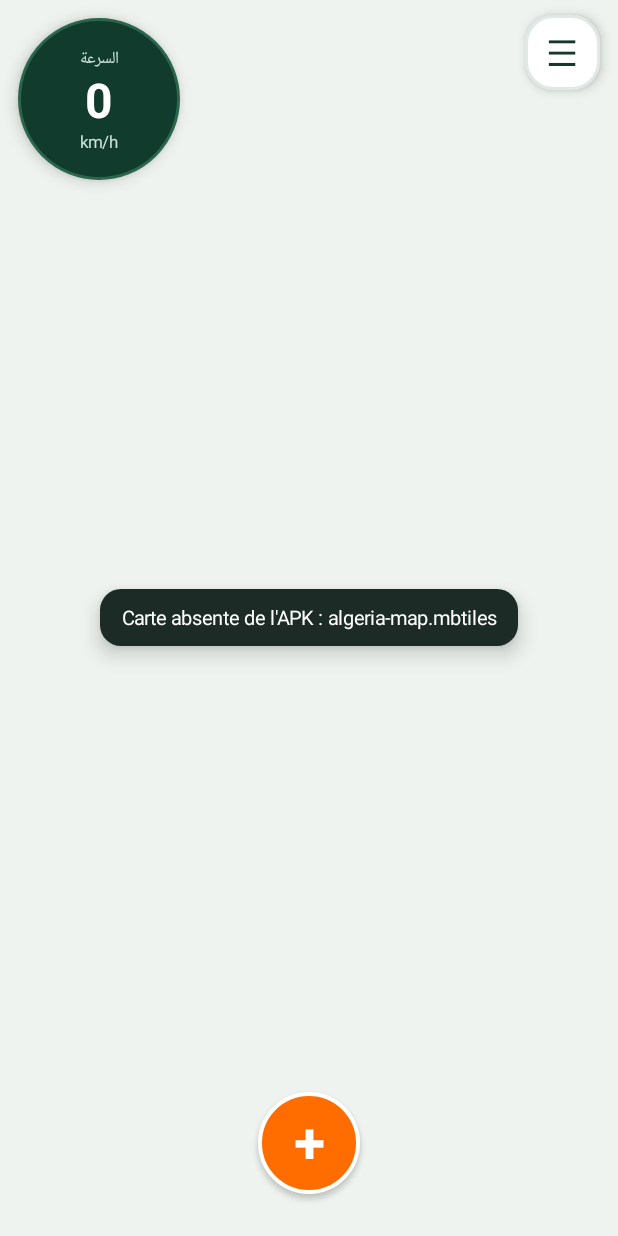
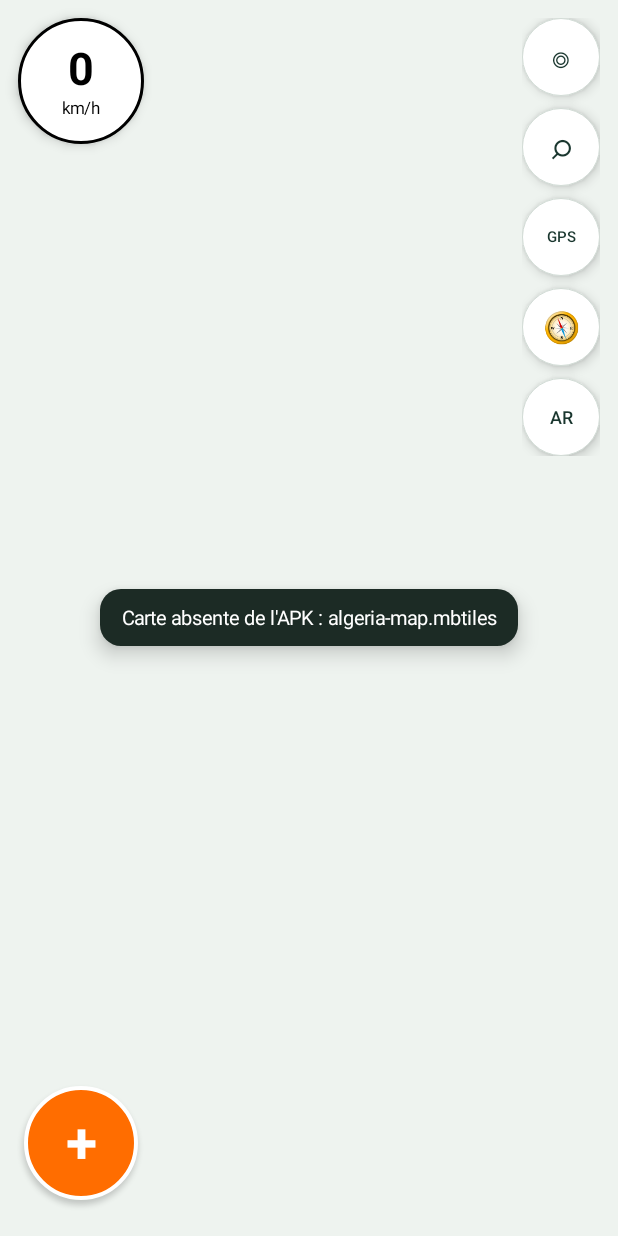
Before and after one commit to SamEntertainmentGroup/tariki, an Android app: the screen it shows after launch (MainActivity), on a phone screen of 412 x 824 dp. Run offline under Robolectric (Android 15) with nearby library versions, the light colour scheme and no system bars; libraries missing offline, so code that uses them is left out: org.maplibre.android; network calls fail; 9 statements that could not run were skipped.

Commit message:
Add files via upload

```diff
--- a/android/app/src/main/java/com/dztrafic/carte/MainActivity.kt
+++ b/android/app/src/main/java/com/dztrafic/carte/MainActivity.kt
@@ -78,7 +78,6 @@ class MainActivity : Activity() {
     private lateinit var mapView: MapView
     private lateinit var status: TextView
     private lateinit var speedText: TextView
-    private lateinit var speedTitle: TextView
     private lateinit var confirmTitle: TextView
     private lateinit var gpsBanner: TextView
     private lateinit var voyant: TextView
@@ -86,8 +85,6 @@ class MainActivity : Activity() {
     private lateinit var languageButton: Button
     private lateinit var modeButton: Button
     private lateinit var trackingButton: Button
-    private lateinit var controlsPanel: LinearLayout
-    private lateinit var menuToggleButton: Button
     private var map: MapLibreMap? = null
     private var mapUrl = ""
     private var language = LabelLanguage.ARABIC
@@ -156,37 +153,31 @@ class MainActivity : Activity() {
 
     private fun updateTrackingButton(active: Boolean) {
         if (!::trackingButton.isInitialized) return
-        trackingButton.text = if (active) "GPS ✓" else "GPS ○"
+        trackingButton.text = "GPS"
         trackingButton.setTextColor(if (active) Color.WHITE else Color.rgb(25, 54, 46))
-        trackingButton.background = rounded(
-            if (active) Color.rgb(19, 110, 76) else Color.WHITE,
-            16,
-            if (active) Color.rgb(19, 110, 76) else Color.rgb(225, 233, 229),
-        )
+        trackingButton.background = GradientDrawable().apply {
+            shape = GradientDrawable.OVAL
+            setColor(if (active) Color.rgb(19, 110, 76) else Color.WHITE)
+            setStroke(dp(1), if (active) Color.rgb(19, 110, 76) else Color.rgb(210, 220, 214))
+        }
     }
 
     private fun buildLayout(): View {
         val root = FrameLayout(this).apply { setBackgroundColor(Color.rgb(238, 243, 239)) }
         root.addView(mapView, FrameLayout.LayoutParams.MATCH_PARENT, FrameLayout.LayoutParams.MATCH_PARENT)
 
-        speedTitle = TextView(this).apply {
-            text = if (language == LabelLanguage.ARABIC) "السرعة" else "VITESSE"
-            textSize = 11f
-            setTextColor(Color.rgb(205, 226, 216))
-            gravity = Gravity.CENTER
-        }
         speedText = TextView(this).apply {
             text = "0"
-            textSize = 32f
+            textSize = 30f
             typeface = android.graphics.Typeface.DEFAULT_BOLD
-            setTextColor(Color.WHITE)
+            setTextColor(Color.BLACK)
             gravity = Gravity.CENTER
             includeFontPadding = false
         }
         val unitText = TextView(this).apply {
             text = "km/h"
             textSize = 11f
-            setTextColor(Color.rgb(205, 226, 216))
+            setTextColor(Color.BLACK)
             gravity = Gravity.CENTER
         }
         val speedPanel = LinearLayout(this).apply {
@@ -194,17 +185,16 @@ class MainActivity : Activity() {
             gravity = Gravity.CENTER
             background = GradientDrawable().apply {
                 shape = GradientDrawable.OVAL
-                setColor(Color.rgb(17, 59, 45))
-                setStroke(dp(2), Color.rgb(43, 101, 76))
+                setColor(Color.WHITE)
+                setStroke(dp(2), Color.BLACK)
             }
-            setPadding(dp(8), dp(8), dp(8), dp(8))
-            addView(speedTitle)
+            setPadding(dp(4), dp(4), dp(4), dp(4))
             addView(speedText)
             addView(unitText)
-            elevation = dp(6).toFloat()
+            elevation = dp(5).toFloat()
         }
         root.addView(speedPanel, FrameLayout.LayoutParams(
-            dp(108), dp(108), Gravity.TOP or Gravity.START,
+            dp(84), dp(84), Gravity.TOP or Gravity.START,
         ).apply { setMargins(dp(12), dp(12), 0, 0) })
 
         voyant = TextView(this).apply {
@@ -279,24 +269,26 @@ class MainActivity : Activity() {
             contentDescription = "الإبلاغ عن خطر"
             setOnClickListener { onReportClicked() }
         }
-        root.addView(reportButton, FrameLayout.LayoutParams(dp(68), dp(68), Gravity.BOTTOM or Gravity.CENTER_HORIZONTAL)
-            .apply { setMargins(0, 0, 0, dp(28)) })
+        root.addView(reportButton, FrameLayout.LayoutParams(dp(76), dp(76), Gravity.BOTTOM or Gravity.START)
+            .apply { setMargins(dp(16), 0, 0, dp(24)) })
 
         languageButton = smallButton(language.buttonText) {
             language = if (language == LabelLanguage.ARABIC) LabelLanguage.FRENCH else LabelLanguage.ARABIC
             languageButton.text = language.buttonText
-            speedTitle.text = if (language == LabelLanguage.ARABIC) "السرعة" else "VITESSE"
             gpsBanner.text = if (language == LabelLanguage.ARABIC) "📡 فعّل نظام تحديد الموقع (GPS)" else "📡 Activez la localisation GPS"
-            modeButton.text = modeText()
+            modeButton.contentDescription = modeText()
             confirmTitle.text = if (language == LabelLanguage.ARABIC) "هل التبليغ صحيح؟" else "Le danger est-il toujours présent ?"
             reloadStyle()
+        }.apply { contentDescription = "Changer la langue" }
+        modeButton = smallButton("🧭") {
+            courseUp = !courseUp
+            modeButton.contentDescription = modeText()
+            applyTracking()
+        }.apply { textSize = 20f; contentDescription = modeText() }
+        trackingButton = smallButton("GPS") { toggleTracking() }.apply {
+            textSize = 10f
+            contentDescription = "Activer ou désactiver le suivi GPS"
         }
-        modeButton = smallButton(modeText()) {
-            courseUp = !courseUp
-            modeButton.text = modeText()
-            applyTracking()
-        }
-        trackingButton = smallButton("GPS ○") { toggleTracking() }
         val recenterButton = smallButton("◎") { applyTracking() }.apply {
             textSize = 24f
             contentDescription = "Recentrer sur ma position"
@@ -305,42 +297,29 @@ class MainActivity : Activity() {
             textSize = 24f
             contentDescription = "Rechercher une ville ou une commune"
         }
-        val creditsButton = smallButton("ⓘ") {
-            AlertDialog.Builder(this@MainActivity)
-                .setTitle(if (language == LabelLanguage.ARABIC) "حول الخريطة" else "À propos de la carte")
-                .setMessage("© OpenStreetMap contributors\nMapLibre")
-                .setPositiveButton(if (language == LabelLanguage.ARABIC) "حسناً" else "OK", null)
-                .show()
-        }.apply { textSize = 20f; contentDescription = "Crédits de la carte" }
-
-        controlsPanel = LinearLayout(this).apply {
+        val roundButtons = listOf(recenterButton, searchButton, trackingButton, modeButton, languageButton)
+        roundButtons.forEach { button ->
+            button.background = GradientDrawable().apply {
+                shape = GradientDrawable.OVAL
+                setColor(Color.WHITE)
+                setStroke(dp(1), Color.rgb(210, 220, 214))
+            }
+            button.elevation = dp(5).toFloat()
+            button.setPadding(dp(2), dp(2), dp(2), dp(2))
+        }
+        val buttons = LinearLayout(this).apply {
             orientation = LinearLayout.VERTICAL
             gravity = Gravity.CENTER
-            setPadding(dp(5), dp(5), dp(5), dp(5))
-            background = rounded(Color.argb(238, 247, 250, 248), 20, Color.rgb(225, 233, 229))
-            elevation = dp(7).toFloat()
-            val entries = listOf(recenterButton, searchButton, trackingButton, modeButton, languageButton, creditsButton)
-            entries.forEach { addView(it, LinearLayout.LayoutParams(dp(62), dp(46)).apply { setMargins(0, 0, 0, dp(5)) }) }
-            getChildAt(childCount - 1)?.let { (it.layoutParams as LinearLayout.LayoutParams).bottomMargin = 0 }
-            visibility = View.GONE
+            roundButtons.forEachIndexed { index, button ->
+                addView(button, LinearLayout.LayoutParams(dp(52), dp(52)).apply {
+                    if (index < roundButtons.lastIndex) bottomMargin = dp(8)
+                })
+            }
         }
-        root.addView(controlsPanel, FrameLayout.LayoutParams(
+        root.addView(buttons, FrameLayout.LayoutParams(
             FrameLayout.LayoutParams.WRAP_CONTENT, FrameLayout.LayoutParams.WRAP_CONTENT,
             Gravity.TOP or Gravity.END,
-        ).apply { setMargins(0, dp(62), dp(12), 0) })
-
-        menuToggleButton = smallButton("☰") {
-            val opening = controlsPanel.visibility != View.VISIBLE
-            controlsPanel.visibility = if (opening) View.VISIBLE else View.GONE
-            menuToggleButton.text = if (opening) "×" else "☰"
-            menuToggleButton.contentDescription = if (opening) "Fermer les commandes" else "Ouvrir les commandes"
-        }.apply {
-            textSize = 24f
-            background = rounded(Color.WHITE, 18, Color.rgb(225, 233, 229))
-            contentDescription = "Ouvrir les commandes"
-        }
-        root.addView(menuToggleButton, FrameLayout.LayoutParams(dp(50), dp(50), Gravity.TOP or Gravity.END)
-            .apply { setMargins(0, dp(10), dp(12), 0) })
+        ).apply { setMargins(0, dp(12), dp(12), 0) })
         return root
     }
 
@@ -615,35 +594,35 @@ class MainActivity : Activity() {
         }
         val subtitle = TextView(this).apply {
             text = if (language == LabelLanguage.ARABIC) "اختر نوع البلاغ الذي تريد مشاركته مع السائقين" else "Choisissez le danger à partager avec les conducteurs"
-            textSize = 13f
+            textSize = 14f
             setTextColor(Color.rgb(100, 116, 107))
             gravity = Gravity.CENTER
-            setPadding(0, dp(12), 0, dp(22))
+            setPadding(dp(4), dp(12), dp(4), dp(26))
         }
         content.addView(title)
         content.addView(subtitle)
 
         AlertTypes.all.forEach { type ->
             val item = LinearLayout(this).apply {
-                orientation = LinearLayout.HORIZONTAL
-                gravity = Gravity.CENTER_VERTICAL
-                background = rounded(Color.rgb(255, 109, 0), 16, Color.rgb(230, 89, 0))
-                setPadding(dp(16), dp(15), dp(16), dp(15))
+                orientation = LinearLayout.VERTICAL
+                gravity = Gravity.CENTER
+                background = rounded(ORANGE, 16, Color.rgb(230, 89, 0))
+                setPadding(dp(10), dp(8), dp(10), dp(8))
                 val icon = TextView(this@MainActivity).apply {
                     text = AlertTypes.emoji(type)
-                    textSize = 25f
+                    textSize = 27f
                     gravity = Gravity.CENTER
                 }
                 val label = TextView(this@MainActivity).apply {
                     text = alertLabel(type)
-                    textSize = 16f
+                    textSize = 17f
                     typeface = android.graphics.Typeface.DEFAULT_BOLD
                     setTextColor(Color.WHITE)
-                    gravity = Gravity.CENTER_VERTICAL
-                    setPadding(dp(12), 0, 0, 0)
+                    gravity = Gravity.CENTER
+                    setPadding(0, dp(2), 0, 0)
                 }
-                addView(icon, LinearLayout.LayoutParams(dp(42), dp(42)))
-                addView(label, LinearLayout.LayoutParams(0, ViewGroup.LayoutParams.WRAP_CONTENT, 1f))
+                addView(icon, LinearLayout.LayoutParams(ViewGroup.LayoutParams.MATCH_PARENT, dp(32)))
+                addView(label, LinearLayout.LayoutParams(ViewGroup.LayoutParams.MATCH_PARENT, ViewGroup.LayoutParams.WRAP_CONTENT))
                 isClickable = true
                 isFocusable = true
                 setOnClickListener {
@@ -651,18 +630,20 @@ class MainActivity : Activity() {
                     confirmReport(type, location.latitude, location.longitude)
                 }
             }
-            content.addView(item, LinearLayout.LayoutParams(ViewGroup.LayoutParams.MATCH_PARENT, ViewGroup.LayoutParams.WRAP_CONTENT)
-                .apply { setMargins(0, 0, 0, dp(13)) })
+            content.addView(item, LinearLayout.LayoutParams(ViewGroup.LayoutParams.MATCH_PARENT, dp(82))
+                .apply { setMargins(0, 0, 0, dp(12)) })
         }
         val cancel = Button(this).apply {
             text = if (language == LabelLanguage.ARABIC) "إلغاء" else "Annuler"
             isAllCaps = false
             setTextColor(Color.WHITE)
             textSize = 16f
-            background = rounded(ORANGE, 16)
+            background = rounded(Color.rgb(104, 116, 109), 16)
             setOnClickListener { dialog.dismiss() }
         }
-        content.addView(cancel, LinearLayout.LayoutParams(ViewGroup.LayoutParams.MATCH_PARENT, dp(54)))
+        content.addView(cancel, LinearLayout.LayoutParams(ViewGroup.LayoutParams.MATCH_PARENT, dp(54)).apply {
+            topMargin = dp(4)
+        })
         dialog = AlertDialog.Builder(this).setView(content).create()
         dialog.setOnShowListener { dialog.window?.setBackgroundDrawableResource(android.R.color.transparent) }
         dialog.show()
```
Also changed, not shown: android/app/src/main/assets/style.json (+83 -13 lines), 1 other file.
